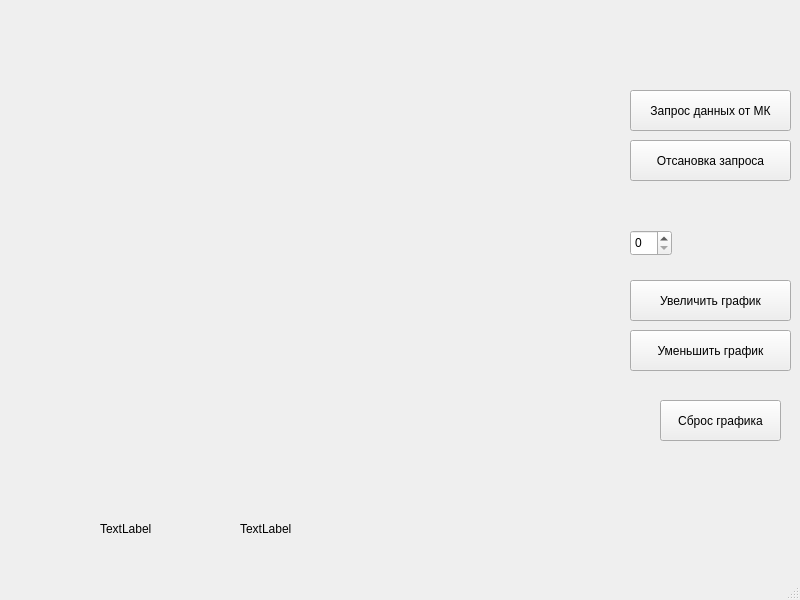
DiamondJinxx/temp-graph, file tempgraph.ui: the form before one commit.
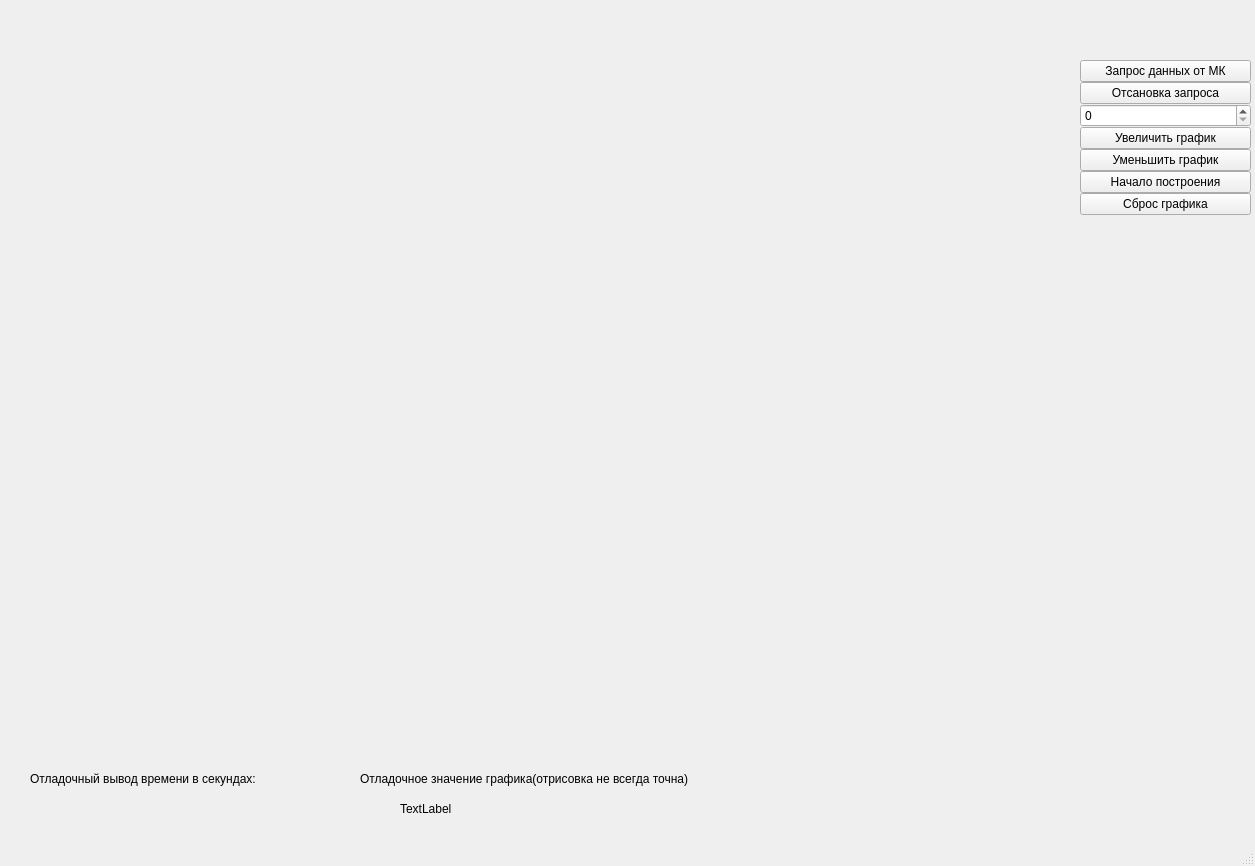
The form after the commit.

Commit message: Изменино: 	1) функция перерисовки графика: 		-теперь нет никакого удаление и добавления существующих осей, 		просто добавление точки в серии и увеличение масштаба 		оси(которая вызывает метод отрисовки внутри класса чарта); 	2)Окно приложения: 		-распрделение пространство по lyaout; 		-зафиксировали размер,дабы сейчас не мучаться с 		масштабированием внутренних элементов; 		-добавлены отладочные метки с подписями; Добавлено: 	1)метод остановки рисовки графика с сохранением осей;

Patch:
```diff
--- a/tempgraph.ui
+++ b/tempgraph.ui
@@ -6,92 +6,14 @@
    <rect>
     <x>0</x>
     <y>0</y>
-    <width>800</width>
-    <height>600</height>
+    <width>1255</width>
+    <height>866</height>
    </rect>
   </property>
   <property name="windowTitle">
    <string>TempGraph</string>
   </property>
   <widget class="QWidget" name="centralwidget">
-   <widget class="QPushButton" name="btn_query">
-    <property name="geometry">
-     <rect>
-      <x>630</x>
-      <y>90</y>
-      <width>161</width>
-      <height>41</height>
-     </rect>
-    </property>
-    <property name="text">
-     <string>Запрос данных от МК</string>
-    </property>
-   </widget>
-   <widget class="QPushButton" name="btn_del">
-    <property name="geometry">
-     <rect>
-      <x>630</x>
-      <y>330</y>
-      <width>161</width>
-      <height>41</height>
-     </rect>
-    </property>
-    <property name="text">
-     <string>Уменьшить график</string>
-    </property>
-   </widget>
-   <widget class="QPushButton" name="btn_add">
-    <property name="geometry">
-     <rect>
-      <x>630</x>
-      <y>280</y>
-      <width>161</width>
-      <height>41</height>
-     </rect>
-    </property>
-    <property name="text">
-     <string>Увеличить график</string>
-    </property>
-   </widget>
-   <widget class="QPushButton" name="btn_stopquery">
-    <property name="geometry">
-     <rect>
-      <x>630</x>
-      <y>140</y>
-      <width>161</width>
-      <height>41</height>
-     </rect>
-    </property>
-    <property name="text">
-     <string>Отсановка запроса</string>
-    </property>
-   </widget>
-   <widget class="QPushButton" name="btn_reset">
-    <property name="geometry">
-     <rect>
-      <x>660</x>
-      <y>400</y>
-      <width>121</width>
-      <height>41</height>
-     </rect>
-    </property>
-    <property name="text">
-     <string>Сброс графика</string>
-    </property>
-   </widget>
-   <widget class="QSpinBox" name="box_data">
-    <property name="geometry">
-     <rect>
-      <x>630</x>
-      <y>230</y>
-      <width>42</width>
-      <height>26</height>
-     </rect>
-    </property>
-    <property name="maximum">
-     <number>4</number>
-    </property>
-   </widget>
    <widget class="QWidget" name="horizontalLayoutWidget">
     <property name="geometry">
      <rect>
@@ -106,21 +28,21 @@
    <widget class="QLabel" name="label">
     <property name="geometry">
      <rect>
-      <x>100</x>
-      <y>520</y>
-      <width>67</width>
+      <x>30</x>
+      <y>770</y>
+      <width>301</width>
       <height>17</height>
      </rect>
     </property>
     <property name="text">
-     <string>TextLabel</string>
+     <string>Отладочный вывод времени в секундах:</string>
     </property>
    </widget>
    <widget class="QLabel" name="label_2">
     <property name="geometry">
      <rect>
-      <x>240</x>
-      <y>520</y>
+      <x>400</x>
+      <y>800</y>
       <width>67</width>
       <height>17</height>
      </rect>
@@ -129,6 +51,99 @@
      <string>TextLabel</string>
     </property>
    </widget>
+   <widget class="QWidget" name="verticalLayoutWidget">
+    <property name="geometry">
+     <rect>
+      <x>1080</x>
+      <y>60</y>
+      <width>171</width>
+      <height>441</height>
+     </rect>
+    </property>
+    <layout class="QVBoxLayout" name="layout_btn">
+     <property name="spacing">
+      <number>0</number>
+     </property>
+     <property name="sizeConstraint">
+      <enum>QLayout::SetMaximumSize</enum>
+     </property>
+     <item>
+      <widget class="QPushButton" name="btn_query">
+       <property name="text">
+        <string>Запрос данных от МК</string>
+       </property>
+      </widget>
+     </item>
+     <item>
+      <widget class="QPushButton" name="btn_stopquery">
+       <property name="text">
+        <string>Отсановка запроса</string>
+       </property>
+      </widget>
+     </item>
+     <item>
+      <widget class="QSpinBox" name="box_data">
+       <property name="maximum">
+        <number>4</number>
+       </property>
+      </widget>
+     </item>
+     <item>
+      <widget class="QPushButton" name="btn_add">
+       <property name="text">
+        <string>Увеличить график</string>
+       </property>
+      </widget>
+     </item>
+     <item>
+      <widget class="QPushButton" name="btn_del">
+       <property name="text">
+        <string>Уменьшить график</string>
+       </property>
+      </widget>
+     </item>
+     <item>
+      <widget class="QPushButton" name="btn_begin">
+       <property name="text">
+        <string>Начало построения</string>
+       </property>
+      </widget>
+     </item>
+     <item>
+      <widget class="QPushButton" name="btn_reset">
+       <property name="text">
+        <string>Сброс графика</string>
+       </property>
+      </widget>
+     </item>
+    </layout>
+   </widget>
+   <widget class="QLabel" name="lbl_time">
+    <property name="geometry">
+     <rect>
+      <x>30</x>
+      <y>800</y>
+      <width>291</width>
+      <height>17</height>
+     </rect>
+    </property>
+    <property name="text">
+     <string/>
+    </property>
+   </widget>
+   <widget class="QLabel" name="label_3">
+    <property name="geometry">
+     <rect>
+      <x>360</x>
+      <y>770</y>
+      <width>421</width>
+      <height>17</height>
+     </rect>
+    </property>
+    <property name="text">
+     <string>Отладочное значение графика(отрисовка не всегда точна)</string>
+    </property>
+   </widget>
   </widget>
   <widget class="QMenuBar" name="menubar">
    <property name="geometry">
```
Left out of the diff: 19 changed lines with no effect on the pictures. The commit also changes 4 other files.
